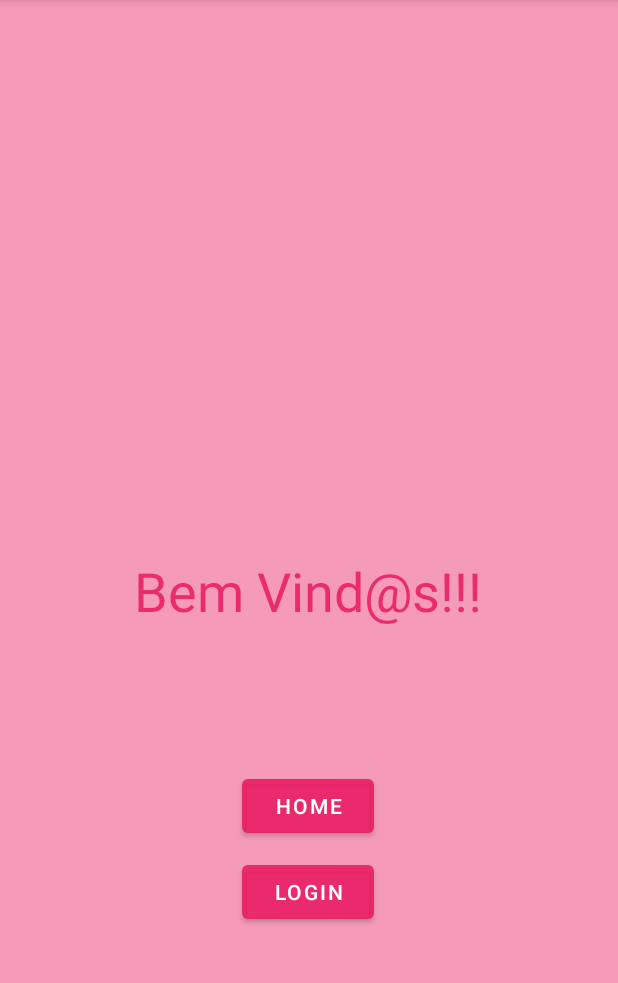
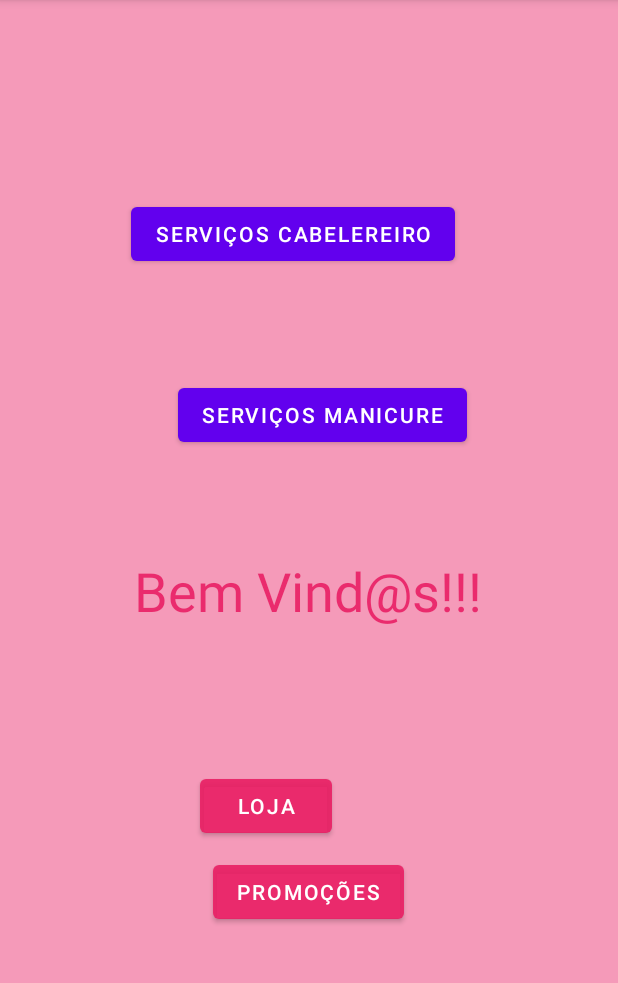
Before and after one commit to CarolineHuzalo/Dispositivos_M-veis, an Android app: the TelaPrincipal screen opened directly, with no data from a screen before it, on a phone screen of 412 x 824 dp, the part 84-1067 px from its top. Run offline under Robolectric (Android 15) with nearby library versions, the phone set to English and light mode, and no system bars; network calls fail.

Commit message:
primeiro commit

```diff
--- a/app/build.gradle
+++ b/app/build.gradle
@@ -33,6 +33,7 @@ dependencies {
     implementation 'androidx.appcompat:appcompat:1.2.0'
     implementation 'com.google.android.material:material:1.3.0'
     implementation 'androidx.constraintlayout:constraintlayout:2.0.4'
+    implementation 'com.android.volley:volley:1.1.1'
     testImplementation 'junit:junit:4.+'
     androidTestImplementation 'androidx.test.ext:junit:1.1.2'
     androidTestImplementation 'androidx.test.espresso:espresso-core:3.3.0'
--- a/app/src/main/java/com/example/salao/TelaPrincipal.java
+++ b/app/src/main/java/com/example/salao/TelaPrincipal.java
@@ -8,27 +8,45 @@ import android.view.View;
 import android.widget.Button;
 
 public class TelaPrincipal extends AppCompatActivity {
-    Button voltarLogin;
-    Button voltarHome;
+    Button cabelereiro;
+    Button manicure;
+    Button promocao;
+    Button loja;
 
     @Override
     protected void onCreate(Bundle savedInstanceState) {
         super.onCreate(savedInstanceState);
         setContentView(R.layout.activity_tela_principal);
-        voltarLogin = findViewById(R.id.voltar_login);
-        voltarHome = findViewById(R.id.voltar_home);
+        cabelereiro = findViewById(R.id.cabelos);
+        manicure = findViewById(R.id.manicure);
+        promocao = findViewById(R.id.promocoes);
+        loja = findViewById(R.id.loja);
 
-        voltarLogin.setOnClickListener(new View.OnClickListener() {
+        cabelereiro.setOnClickListener(new View.OnClickListener() {
             @Override
             public void onClick(View v) {
-                Intent i = new Intent(TelaPrincipal.this, Home.class);
+                Intent i = new Intent(TelaPrincipal.this, ServicosCabelereiro.class);
                 startActivity(i);
             }
         });
-        voltarHome.setOnClickListener(new View.OnClickListener() {
+        manicure.setOnClickListener(new View.OnClickListener() {
             @Override
             public void onClick(View v) {
-                Intent i = new Intent(TelaPrincipal.this, MainActivity.class);
+                Intent i = new Intent(TelaPrincipal.this, ServicosManicure.class);
+                startActivity(i);
+            }
+        });
+        promocao.setOnClickListener(new View.OnClickListener() {
+            @Override
+            public void onClick(View v) {
+                Intent i = new Intent(TelaPrincipal.this, TipoPromocoes.class);
+                startActivity(i);
+            }
+        });
+        loja.setOnClickListener(new View.OnClickListener() {
+            @Override
+            public void onClick(View v) {
+                Intent i = new Intent(TelaPrincipal.this, TipoLoja.class);
                 startActivity(i);
             }
         });
--- a/app/src/main/res/layout/activity_servicos_cabelereiro.xml
+++ b/app/src/main/res/layout/activity_servicos_cabelereiro.xml
@@ -6,4 +6,10 @@
     android:layout_height="match_parent"
     tools:context=".ServicosCabelereiro">
 
+    <TextView
+        android:id="@+id/textCabelereiro"
+        android:layout_width="260dp"
+        android:layout_height="208dp"
+        tools:layout_editor_absoluteX="47dp"
+        tools:layout_editor_absoluteY="105dp" />
 </androidx.constraintlayout.widget.ConstraintLayout>
--- a/app/src/main/res/layout/activity_servicos_manicure.xml
+++ b/app/src/main/res/layout/activity_servicos_manicure.xml
@@ -6,4 +6,10 @@
     android:layout_height="match_parent"
     tools:context=".ServicosManicure">
 
+    <TextView
+        android:id="@+id/textManicure"
+        android:layout_width="178dp"
+        android:layout_height="142dp"
+        tools:layout_editor_absoluteX="175dp"
+        tools:layout_editor_absoluteY="181dp" />
 </androidx.constraintlayout.widget.ConstraintLayout>
--- a/app/src/main/res/layout/activity_tela_principal.xml
+++ b/app/src/main/res/layout/activity_tela_principal.xml
@@ -8,14 +8,26 @@
     tools:context=".TelaPrincipal">
 
     <Button
-        android:id="@+id/voltar_home"
+        android:id="@+id/manicure"
         android:layout_width="wrap_content"
         android:layout_height="wrap_content"
-        android:text="Home"
+        android:text="Serviços Manicure"
+        app:layout_constraintBottom_toBottomOf="parent"
+        app:layout_constraintEnd_toEndOf="parent"
+        app:layout_constraintHorizontal_bias="0.54"
+        app:layout_constraintStart_toStartOf="parent"
+        app:layout_constraintTop_toTopOf="parent"
+        app:layout_constraintVertical_bias="0.351" />
+
+    <Button
+        android:id="@+id/loja"
+        android:layout_width="wrap_content"
+        android:layout_height="wrap_content"
+        android:text="Loja"
         app:backgroundTint="#E4E91E63"
         app:layout_constraintBottom_toBottomOf="parent"
         app:layout_constraintEnd_toEndOf="parent"
-        app:layout_constraintHorizontal_bias="0.498"
+        app:layout_constraintHorizontal_bias="0.411"
         app:layout_constraintStart_toStartOf="parent"
         app:layout_constraintTop_toTopOf="parent"
         app:layout_constraintVertical_bias="0.713" />
@@ -35,10 +47,10 @@
         app:layout_constraintVertical_bias="0.513" />
 
     <Button
-        android:id="@+id/voltar_login"
+        android:id="@+id/promocoes"
         android:layout_width="wrap_content"
         android:layout_height="wrap_content"
-        android:text="Login"
+        android:text="Promoções"
         app:backgroundTint="#E4E91E63"
         app:layout_constraintBottom_toBottomOf="parent"
         app:layout_constraintEnd_toEndOf="parent"
@@ -47,4 +59,16 @@
         app:layout_constraintTop_toTopOf="parent"
         app:layout_constraintVertical_bias="0.793" />
 
+    <Button
+        android:id="@+id/cabelos"
+        android:layout_width="wrap_content"
+        android:layout_height="wrap_content"
+        android:text="Serviços Cabelereiro"
+        app:layout_constraintBottom_toBottomOf="parent"
+        app:layout_constraintEnd_toEndOf="parent"
+        app:layout_constraintHorizontal_bias="0.446"
+        app:layout_constraintStart_toStartOf="parent"
+        app:layout_constraintTop_toTopOf="parent"
+        app:layout_constraintVertical_bias="0.183" />
+
 </androidx.constraintlayout.widget.ConstraintLayout>
--- a/app/src/main/res/layout/activity_tipo_loja.xml
+++ b/app/src/main/res/layout/activity_tipo_loja.xml
@@ -6,4 +6,10 @@
     android:layout_height="match_parent"
     tools:context=".TipoLoja">
 
+    <TextView
+        android:id="@+id/textLoja"
+        android:layout_width="266dp"
+        android:layout_height="200dp"
+        tools:layout_editor_absoluteX="86dp"
+        tools:layout_editor_absoluteY="200dp" />
 </androidx.constraintlayout.widget.ConstraintLayout>
--- a/app/src/main/res/layout/activity_tipo_promocoes.xml
+++ b/app/src/main/res/layout/activity_tipo_promocoes.xml
@@ -6,4 +6,10 @@
     android:layout_height="match_parent"
     tools:context=".TipoPromocoes">
 
+    <TextView
+        android:id="@+id/textPromocao"
+        android:layout_width="369dp"
+        android:layout_height="363dp"
+        tools:layout_editor_absoluteX="16dp"
+        tools:layout_editor_absoluteY="162dp" />
 </androidx.constraintlayout.widget.ConstraintLayout>
```
Also changed, not shown: app/src/main/AndroidManifest.xml (+11 -4 lines), app/src/main/java/com/example/salao/Cabelereiro.java (+19 -1 lines), app/src/main/java/com/example/salao/Loja.java (+45 -0 lines), app/src/main/java/com/example/salao/Manicure.java (+18 -0 lines), app/src/main/java/com/example/salao/Promocao.java (+18 -0 lines), app/src/main/java/com/example/salao/ServicosCabelereiro.java (+45 -0 lines), app/src/main/java/com/example/salao/ServicosManicure.java (+44 -0 lines), app/src/main/java/com/example/salao/TipoLoja.java (+44 -0 lines), app/src/main/java/com/example/salao/TipoPromocoes.java (+44 -0 lines), 1 other file.
